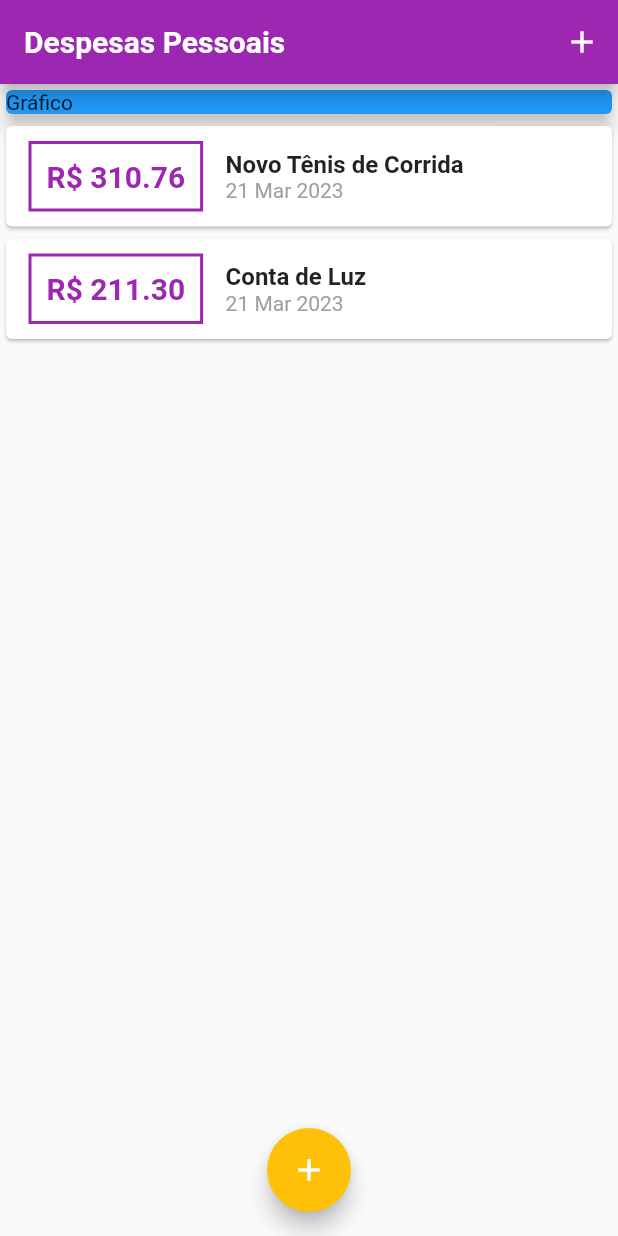
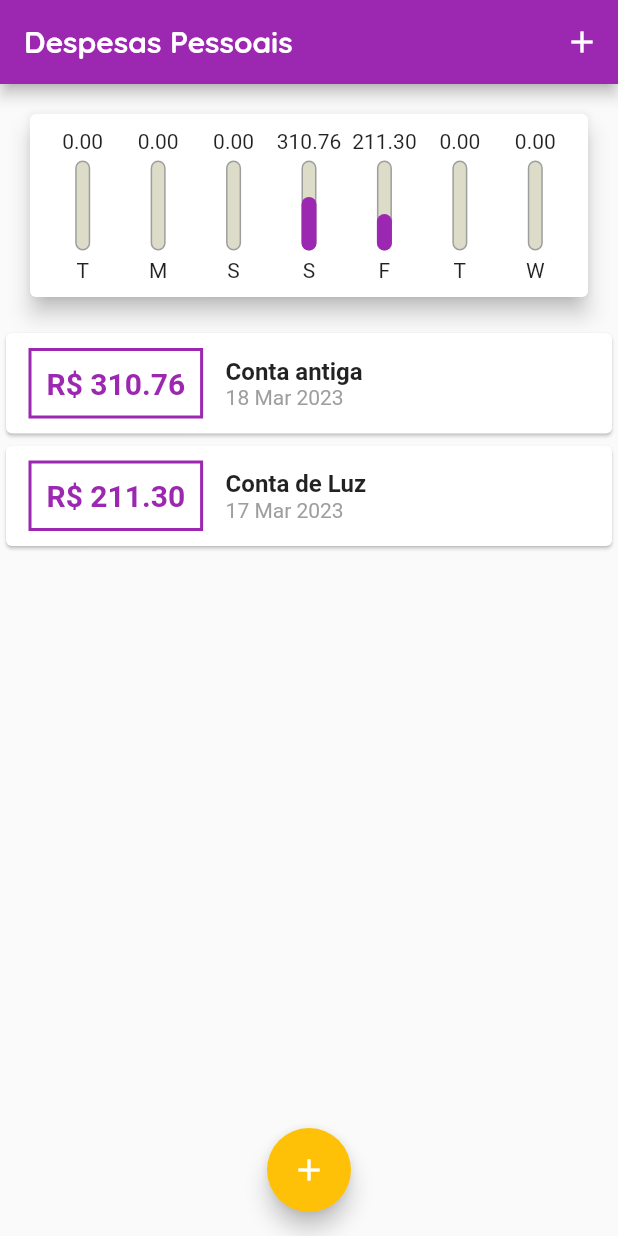
Before and after one commit to pedrohns/Projeto-Despesas, a Flutter app: the screen it shows after launch, on a phone screen of 412 x 824 dp. Run offline on Flutter 3.47's test engine with Material 2 defaults, Android fonts, the phone set to English and light mode, and no system bars.

Commit message:
Até aula 128

```diff
--- /dev/null
+++ b/lib/components/chart.dart
@@ -0,0 +1,62 @@
+import 'package:flutter/material.dart';
+import 'package:intl/intl.dart';
+import '../models/transaction.dart';
+import 'chart_bar.dart';
+
+class Chart extends StatelessWidget {
+  final List<Transaction> recentTransaction;
+
+  Chart(this.recentTransaction);
+
+  List<Map<String, Object>> get groupedTransactions {
+    return List.generate(7, (index) {
+      final weekDay = DateTime.now().subtract(
+        Duration(days: index),
+      );
+      DateFormat.E().format(weekDay)[0];
+
+      double totalSum = 0.0;
+
+      for (var i = 0; i < recentTransaction.length; i++) {
+        bool sameDay = recentTransaction[i].date.day == weekDay.day;
+        bool sameMonth = recentTransaction[i].date.month == weekDay.month;
+        bool sameYear = recentTransaction[i].date.year == weekDay.year;
+
+        if (sameDay && sameMonth && sameYear) {
+          totalSum += recentTransaction[i].value;
+        }
+      }
+
+      return {'day': DateFormat.E().format(weekDay)[0], 'value': totalSum};
+    });
+  }
+
+  double get _weekTotalValue {
+    return groupedTransactions.fold(0.0, (sum, tr) {
+      return sum + (tr['value'] as double);
+    });
+  }
+
+  @override
+  Widget build(BuildContext context) {
+    return Card(
+      elevation: 6,
+      margin: EdgeInsets.all(20),
+      child: Padding(
+        padding: const EdgeInsets.all(10),
+        child: Row(
+            mainAxisAlignment: MainAxisAlignment.spaceAround,
+            children: groupedTransactions.map((tr) {
+              return Flexible(
+                fit: FlexFit.tight,
+                child: Chartbar(
+                  label: tr['day'].toString(),
+                  value: (tr['value'] as double),
+                  percentage: (tr['value'] as double) / _weekTotalValue,
+                ),
+              );
+            }).toList()),
+      ),
+    );
+  }
+}
--- /dev/null
+++ b/lib/components/chart_bar.dart
@@ -0,0 +1,50 @@
+import 'package:flutter/material.dart';
+
+class Chartbar extends StatelessWidget {
+  final String label;
+  final double value;
+  final double percentage;
+
+  Chartbar({
+    required this.label,
+    required this.value,
+    required this.percentage,
+  });
+
+  @override
+  Widget build(BuildContext context) {
+    return Column(children: [
+      FittedBox(
+        child: Text('${value.toStringAsFixed(2)}'),
+      ),
+      SizedBox(height: 5),
+      Container(
+        height: 60,
+        width: 10,
+        child: Stack(
+          alignment: Alignment.bottomCenter,
+          children: [
+            Container(
+              decoration: BoxDecoration(
+                  border: Border.all(
+                    color: Colors.grey,
+                    width: 1.0,
+                  ),
+                  color: Color.fromRGBO(220, 220, 200, 1),
+                  borderRadius: BorderRadius.circular(5)),
+            ),
+            FractionallySizedBox(
+                heightFactor: percentage,
+                child: Container(
+                  decoration: BoxDecoration(
+                      color: Theme.of(context).colorScheme.primary,
+                      borderRadius: BorderRadius.circular(5)),
+                ))
+          ],
+        ),
+      ),
+      SizedBox(height: 5),
+      Text(label)
+    ]);
+  }
+}
--- a/lib/components/transaction_list.dart
+++ b/lib/components/transaction_list.dart
@@ -11,14 +11,37 @@ class TransactionList extends StatelessWidget {
   Widget build(BuildContext context) {
     return Container(
       height: 300,
-      child: ListView.builder(
+      child: transactions.isEmpty
+          ? Column(
+              children: [
+                SizedBox(
+                  height: 20,
+                ),
+                Text(
+                  'Nenhuma transação cadastrada!',
+                  style: Theme.of(context).textTheme.headline6,
+                ),
+                SizedBox(
+                  height: 20,
+                ),
+                Container(
+                  height: 200,
+                  child: Image.asset(
+                    'assets/img/waiting.png',
+                    fit: BoxFit.cover,
+                  ),
+                )
+              ],
+            )
+          : ListView.builder(
               itemCount: transactions.length,
               itemBuilder: (ctx, index) {
                 final tr = transactions[index];
                 return Card(
                   child: Row(children: <Widget>[
                     Container(
-                  margin: EdgeInsets.symmetric(horizontal: 15, vertical: 10),
+                        margin:
+                            EdgeInsets.symmetric(horizontal: 15, vertical: 10),
                         decoration: BoxDecoration(
                             border: Border.all(
                           color: Theme.of(context).colorScheme.primary,
@@ -33,10 +56,13 @@ class TransactionList extends StatelessWidget {
                             color: Theme.of(context).colorScheme.primary,
                           ),
                         )),
-              Column(crossAxisAlignment: CrossAxisAlignment.start, children: [
+                    Column(
+                        crossAxisAlignment: CrossAxisAlignment.start,
+                        children: [
                           Text(
                             tr.title,
-                  style: TextStyle(fontWeight: FontWeight.bold, fontSize: 16),
+                            style: TextStyle(
+                                fontWeight: FontWeight.bold, fontSize: 16),
                           ),
                           Text(
                             DateFormat('d MMM y').format(tr.date),
@@ -52,5 +78,3 @@ class TransactionList extends StatelessWidget {
     );
   }
 }
-
-//color: Theme.of(context).colorScheme.primary,
--- a/lib/main.dart
+++ b/lib/main.dart
@@ -5,6 +5,7 @@ import 'package:intl/intl.dart';
 import 'components/transaction_form.dart';
 import 'components/transaction_list.dart';
 import 'dart:math';
+import 'components/chart.dart';
 
 main() => runApp(ExpensesApp());
 
@@ -30,7 +31,7 @@ class ExpensesApp extends StatelessWidget {
             ),
             appBarTheme: AppBarTheme(
                 titleTextStyle: TextStyle(
-              fontFamily: 'OpenSans',
+              fontFamily: 'Quicksand',
               fontSize: 20,
               fontWeight: FontWeight.bold,
             ))));
@@ -43,20 +44,26 @@ class MyHomePage extends StatefulWidget {
 }
 
 class _MyHomePageState extends State<MyHomePage> {
-  final _transactions = [
+  final List<Transaction> _transactions = [
     Transaction(
       id: 't1',
-      title: 'Novo Tênis de Corrida',
+      title: 'Conta antiga',
       value: 310.76,
-      date: DateTime.now(),
+      date: DateTime.now().subtract(Duration(days: 3)),
     ),
     Transaction(
       id: 't2',
       title: 'Conta de Luz',
       value: 211.30,
-      date: DateTime.now(),
+      date: DateTime.now().subtract(Duration(days: 4)),
     ),
   ];
+
+  List<Transaction> get _recentTransactions {
+    return _transactions.where((tr) {
+      return tr.date.isAfter(DateTime.now().subtract(Duration(days: 7)));
+    }).toList();
+  }
 
   _addTransaction(String title, double value) {
     final newTransaction = Transaction(
@@ -94,13 +101,7 @@ class _MyHomePageState extends State<MyHomePage> {
         child: Column(
           crossAxisAlignment: CrossAxisAlignment.stretch,
           children: [
-            Container(
-              child: Card(
-                color: Colors.blue,
-                child: Text('Gráfico'),
-                elevation: 5,
-              ),
-            ),
+            Chart(_recentTransactions),
             TransactionList(_transactions),
           ],
         ),
```
Also changed, not shown: pubspec.yaml (+14 -14 lines), assets/fonts/OpenSans-Bold.ttf (added), assets/fonts/OpenSans-Regular.ttf (added), assets/fonts/Quicksand-Bold.ttf (added), assets/fonts/Quicksand-Light.ttf (added), assets/fonts/Quicksand-Medium.ttf (added), assets/fonts/Quicksand-Regular.ttf (added), assets/img/waiting.png (added). Lines whose indentation alone changed are shown as unchanged.
